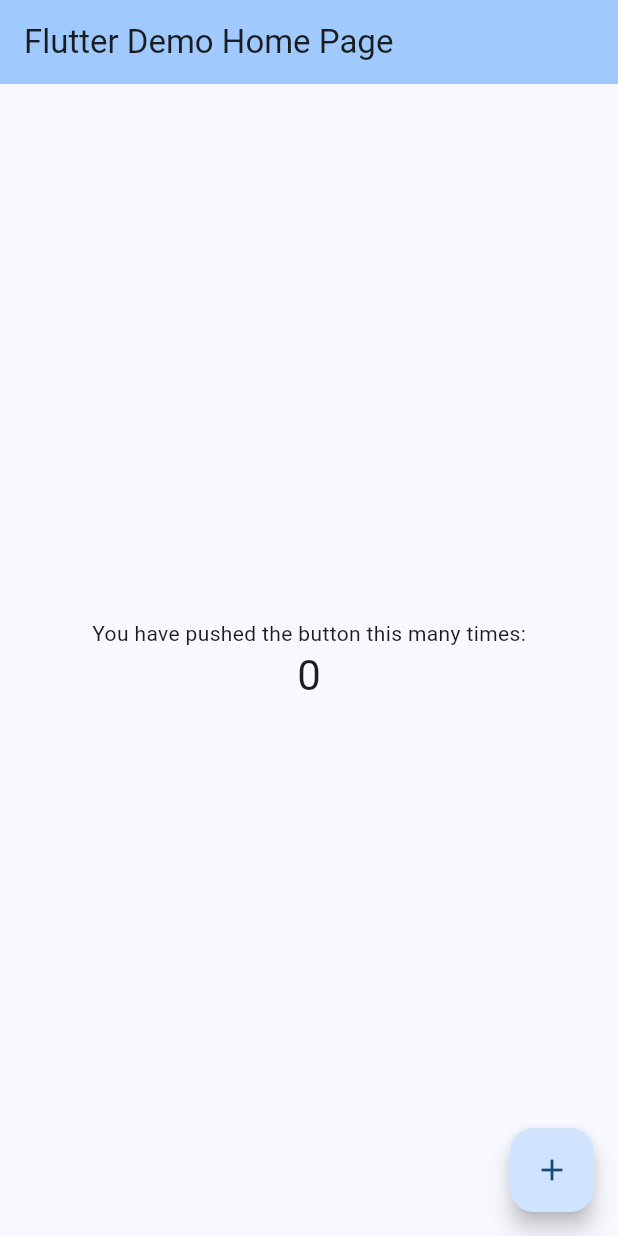
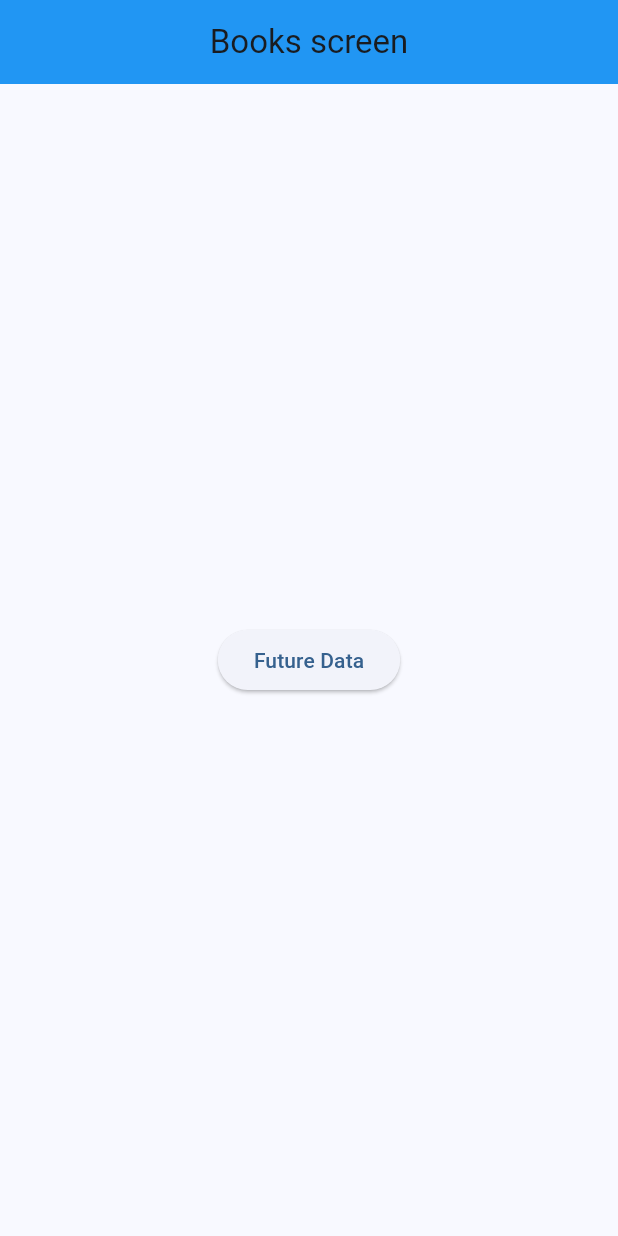
Before and after one commit to Shakshor/words_explorer_app, a Flutter app: the screen it shows after launch, on a phone screen of 412 x 824 dp. Run offline on Flutter 3.47's test engine with Material 3 defaults, Android fonts, the phone set to English and light mode, and no system bars; our stand-ins replace dio.

Commit message:
starting to implement api of books

```diff
--- a/lib/src/app.dart
+++ b/lib/src/app.dart
@@ -1,4 +1,5 @@
 import 'package:flutter/material.dart';
+import 'package:words_explorer_app/src/features/books_collection/view/books_screen.dart';
 import 'home_page.dart';
 
 
@@ -10,11 +11,12 @@ class MyApp extends StatelessWidget {
   Widget build(BuildContext context) {
     return MaterialApp(
       title: 'WordsExplorer',
+      debugShowCheckedModeBanner: false,
       theme: ThemeData(
         colorScheme: ColorScheme.fromSeed(seedColor: Colors.blue),
         useMaterial3: true,
       ),
-      home: const MyHomePage(title: 'Flutter Demo Home Page'),
+      home: const BooksScreen(),
     );
   }
 }
--- /dev/null
+++ b/lib/src/features/books_collection/repository/books_list_repo.dart
@@ -0,0 +1,29 @@
+import 'dart:developer';
+import 'package:dio/dio.dart';
+import '../model/books_list_model.dart';
+
+// Future<BooksListModel>
+
+ Future<void> getBooksList() async {
+  Dio dio = Dio();
+  const String booksUrl = 'https://book.snnafi.com/APP/books/books.php';
+  String token = 'eyJhbGciOiJIUzM4NCIsInR5cCI6IkpXVCJ9eyJzdWIiOiIxMjM0NTY3ODkwIiwibmFtZSI6IkdUQUwgVGVzdCIsImlhdCI6NTY3OTgwOTc4NzY1NDV9zcfrwDjr5P3rZnq2OdcVxPnl1ZFfpdhhjV6F9eoN-nvgpeq36Ihe1Ji_1GkjgUYg';
+  try{
+    final response = await dio.get(
+        booksUrl,
+      options: Options(
+        headers: {
+          'Authorization': 'Bearer $token',
+        }
+      )
+    );
+    if(response.statusCode == 200){
+      log('data_in_books_list_repo: ${response.data}');
+    }
+    else{
+      log('Books_list_Error_Status: ${response.statusCode}');
+    }
+  }catch(eroor, stacktrace){
+    log('Books_list_Error');
+  }
+}
--- /dev/null
+++ b/lib/src/features/books_collection/view/books_screen.dart
@@ -0,0 +1,26 @@
+import 'package:flutter/material.dart';
+import 'package:words_explorer_app/src/features/books_collection/repository/books_list_repo.dart';
+
+class BooksScreen extends StatelessWidget {
+  const BooksScreen({super.key});
+
+  @override
+  Widget build(BuildContext context) {
+    return Scaffold(
+      appBar: AppBar(
+        backgroundColor: Colors.blue,
+        title: const Text('Books screen'),
+        centerTitle: true,
+      ),
+
+      body: Center(
+        child: ElevatedButton(
+          onPressed: (){
+            getBooksList();
+          },
+          child: Text('Future Data'),
+        ),
+      ),
+    );
+  }
+}
--- a/pubspec.yaml
+++ b/pubspec.yaml
@@ -35,6 +35,8 @@ dependencies:
   # The following adds the Cupertino Icons font to your application.
   # Use with the CupertinoIcons class for iOS style icons.
   cupertino_icons: ^1.0.6
+
+  dio: ^5.7.0
 
 dev_dependencies:
   flutter_test:
```
Also changed, not shown: lib/src/features/books_collection/model/book_item_model.dart (added, +58 -0 lines), lib/src/features/books_collection/model/books_list_model.dart (added, +34 -0 lines), pubspec.lock.
